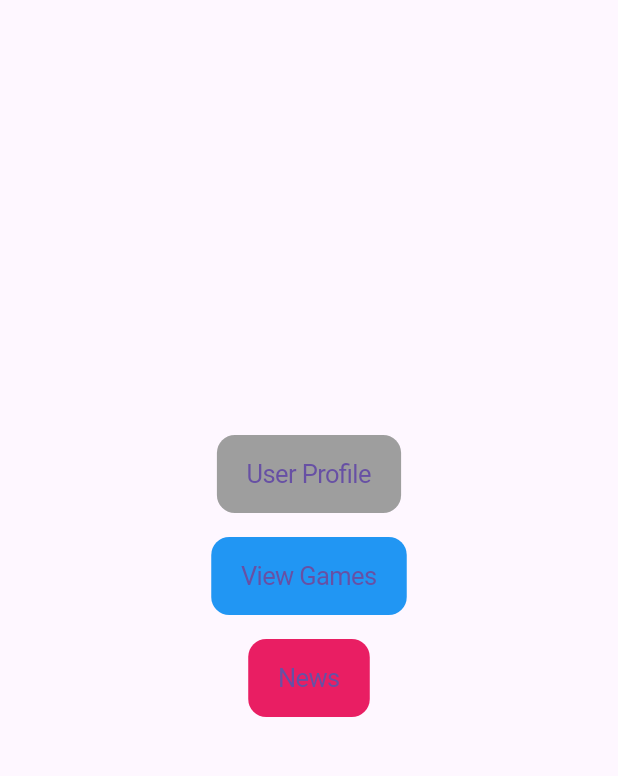
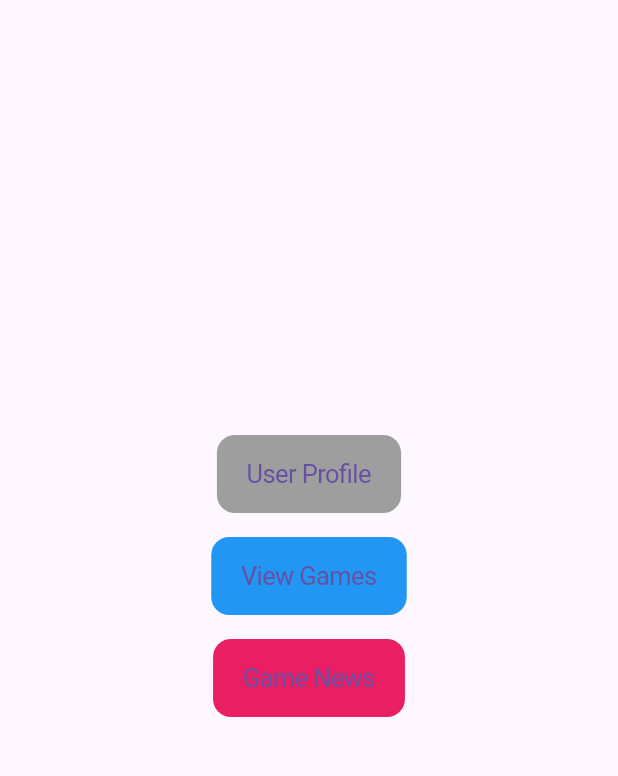
Before and after one commit to sincostandra/GameHunt-mobile, a Flutter app: the HomePage screen opened directly, on a phone screen of 412 x 824 dp, the part 84-860 px from its top. Run offline on Flutter 3.47's test engine with Material 3 defaults, Android fonts, the phone set to English and light mode, and no system bars; our stand-ins replace percent_indicator; missing offline and left inert: pbp_django_auth.

Commit message:
style: add

```diff
--- a/lib/home/home.dart
+++ b/lib/home/home.dart
@@ -50,7 +50,7 @@ class _HomePageState extends State<HomePage> {
             const SizedBox(height: 16), // Jarak antar tombol
             CupertinoButton(
               color: Colors.pink,
-              child: const Text("News"),
+              child: const Text("Game News"),
               onPressed: () {
                 Navigator.push(
                   context,
--- a/lib/news/screens/news_page.dart
+++ b/lib/news/screens/news_page.dart
@@ -79,9 +79,9 @@ class _NewsPageState extends State<NewsPage> {
               ),
               // padding: const EdgeInsets.symmetric(
               //     horizontal: 16.0, vertical: 12.0),
-            child: const Text('+',
-              style: TextStyle(
-                  fontSize: 20, fontWeight: FontWeight.bold)),
+             child: const Icon(Icons.add,
+                color: Color.fromARGB(255, 255, 255, 255),
+              ),
             ),
           ]
         ],
```
